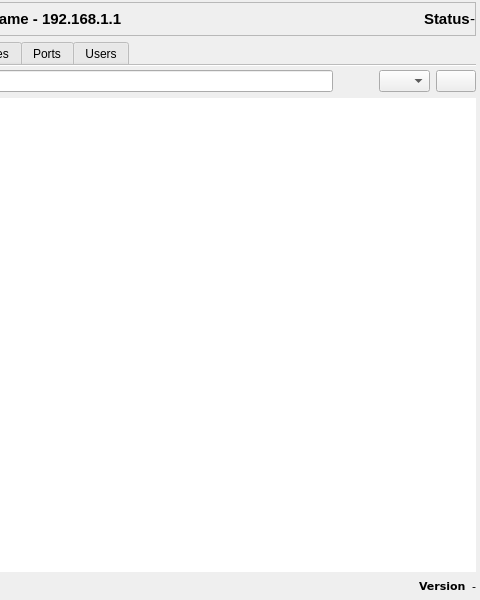
This is ui/opensnitch/res/stats.ui in evilsocket/opensnitch as Qt 5 draws it before an edit; both pictures show x 383 to 863 and y 0 to 600 of the 863 by 600 pixel window. The edited form follows.
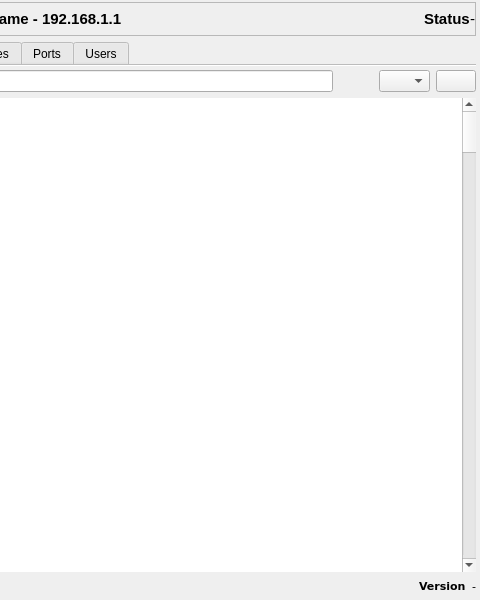
This is the edited form. Icons and pictures are not drawn. Custom widgets are drawn as their Qt base class.

Commit message: Add a custom view/model to display the connections list more efficiently than currently with QSqlQueryModel.     The major steps are:

```diff
--- a/ui/opensnitch/res/stats.ui
+++ b/ui/opensnitch/res/stats.ui
@@ -457,7 +457,12 @@
         </layout>
        </item>
        <item>
-        <widget class="QTreeView" name="eventsTable">
+       <layout class="QHBoxLayout" name="horizontalLayout_16">
+        <property name="spacing">
+         <number>0</number>
+        </property>
+        <item>
+          <widget class="ConnectionsTableView" name="eventsTable">
          <property name="styleSheet">
           <string notr="true"/>
          </property>
@@ -470,19 +475,25 @@
          <property name="autoScroll">
           <bool>false</bool>
          </property>
-         <property name="verticalScrollMode">
-          <enum>QAbstractItemView::ScrollPerPixel</enum>
-         </property>
-         <property name="indentation">
-          <number>10</number>
-         </property>
-         <property name="uniformRowHeights">
-          <bool>true</bool>
-         </property>
-         <property name="animated">
-          <bool>true</bool>
-         </property>
-        </widget>
+          <property name="editTriggers">
+            <set>QAbstractItemView::NoEditTriggers</set>
+           </property>
+           <property name="selectionBehavior">
+            <enum>QAbstractItemView::SelectRows</enum>
+           </property>
+          </widget>
+        </item>
+        <item>
+          <widget class="QScrollBar" name="connectionsTableScrollBar">
+           <property name="styleSheet">
+            <string notr="true"/>
+           </property>
+           <property name="orientation">
+            <enum>Qt::Vertical</enum>
+           </property>
+          </widget>
+         </item>
+       </layout>
        </item>
       </layout>
      </widget>
@@ -1525,6 +1536,13 @@
    </item>
   </layout>
  </widget>
+  <customwidgets>
+  <customwidget>
+   <class>ConnectionsTableView</class>
+   <extends>QTableView</extends>
+   <header>customwidgets</header>
+  </customwidget>
+ </customwidgets>
  <resources/>
  <connections/>
 </ui>
```
Lines whose indentation alone changed are shown as unchanged. The commit also changes 3 other files.
